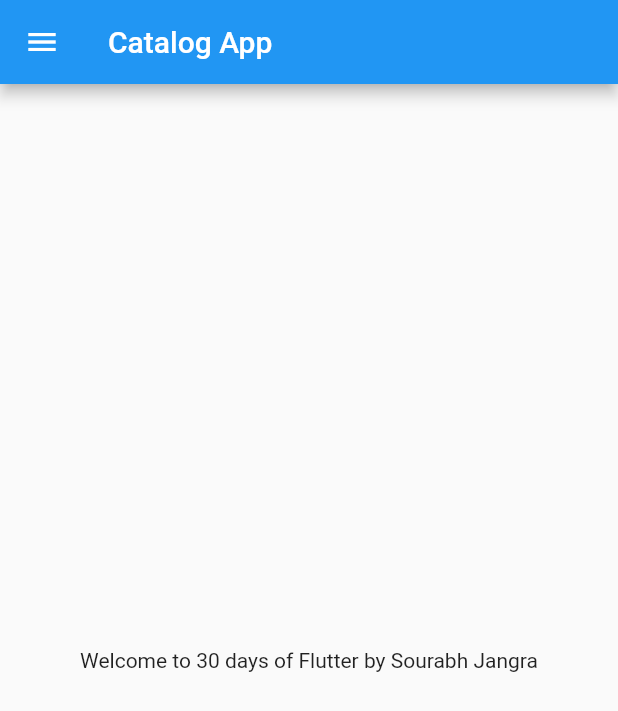
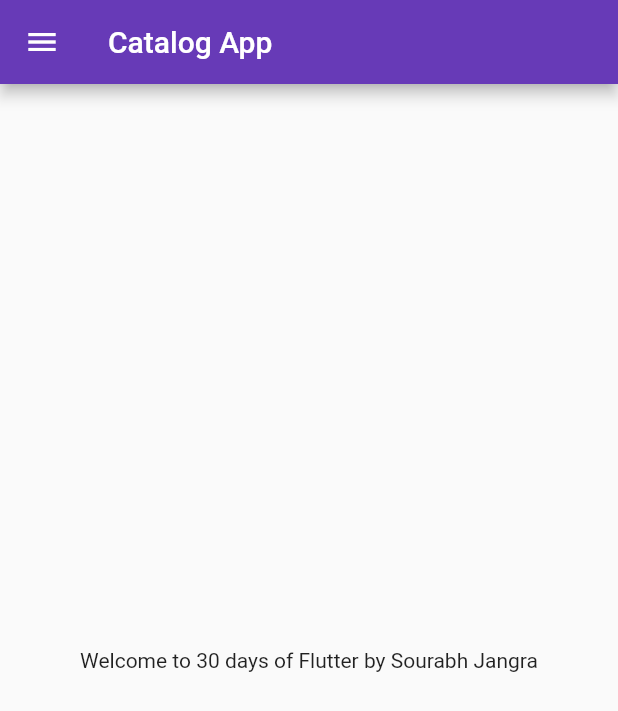
Before and after one commit to sobujangra/30DaysOfFlutter, a Flutter app: the screen it shows after launch, on a phone screen of 412 x 824 dp. Shown: the top 711 px of the screen. Run offline on Flutter 3.47's test engine with Material 2 defaults, Android fonts, the phone set to English and light mode, and no system bars.

Commit message:
Day 3 completed

```diff
--- a/lib/main.dart
+++ b/lib/main.dart
@@ -1,5 +1,6 @@
 import 'package:flutter/material.dart';
-import 'package:flutter_catalog/home_page.dart';
+import 'package:flutter_catalog/pages/home_page.dart';
+import 'package:flutter_catalog/pages/login_page.dart';
 
 void main() {
   runApp(MyApp());
@@ -10,7 +11,20 @@ class MyApp extends StatelessWidget {
   @override
   Widget build(BuildContext context) {
     return MaterialApp(
-      home: HomePage(),
+      //home: HomePage(),
+      themeMode: ThemeMode.light,
+      theme: ThemeData(
+        primarySwatch: Colors.deepPurple,
+      ),
+      darkTheme: ThemeData(
+        brightness: Brightness.dark,
+      ),
+      initialRoute: "/home",
+      routes: {
+        "/": (context) => LoginPage(), // Same as home: HomePage();
+        "/home": (context) => HomePage(),
+        "/login": (context) => LoginPage(),
+      },
     );
   }
 }
```
Also changed, not shown: lib/pages/login_page.dart (added, +20 -0 lines), lib/pages/home_page.dart (renamed from lib/home_page.dart).
